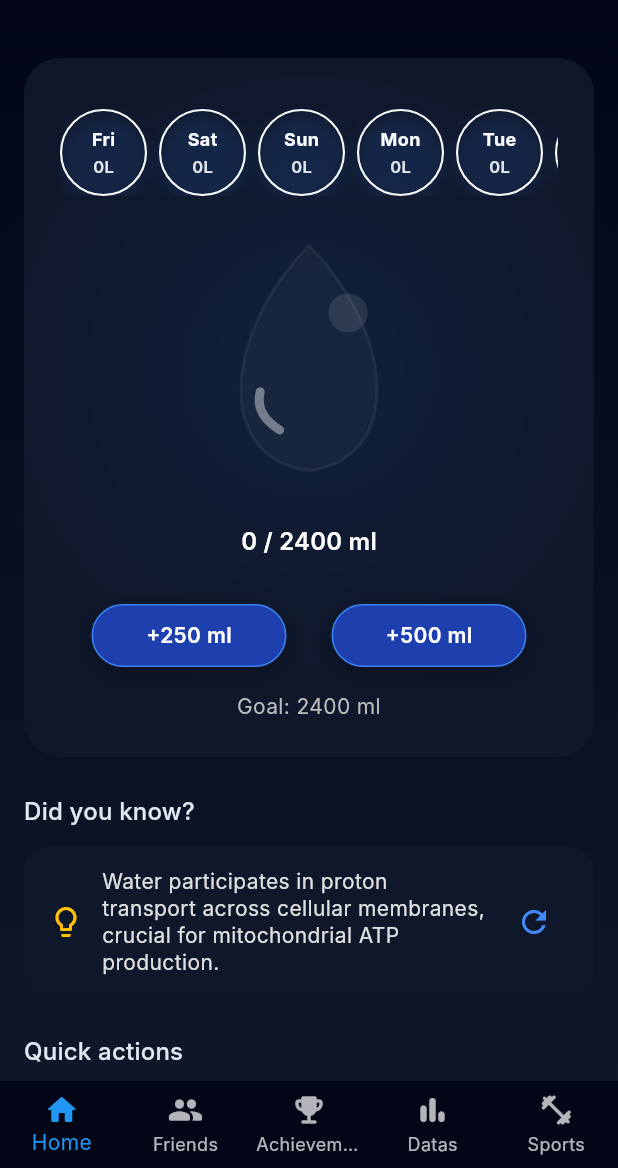
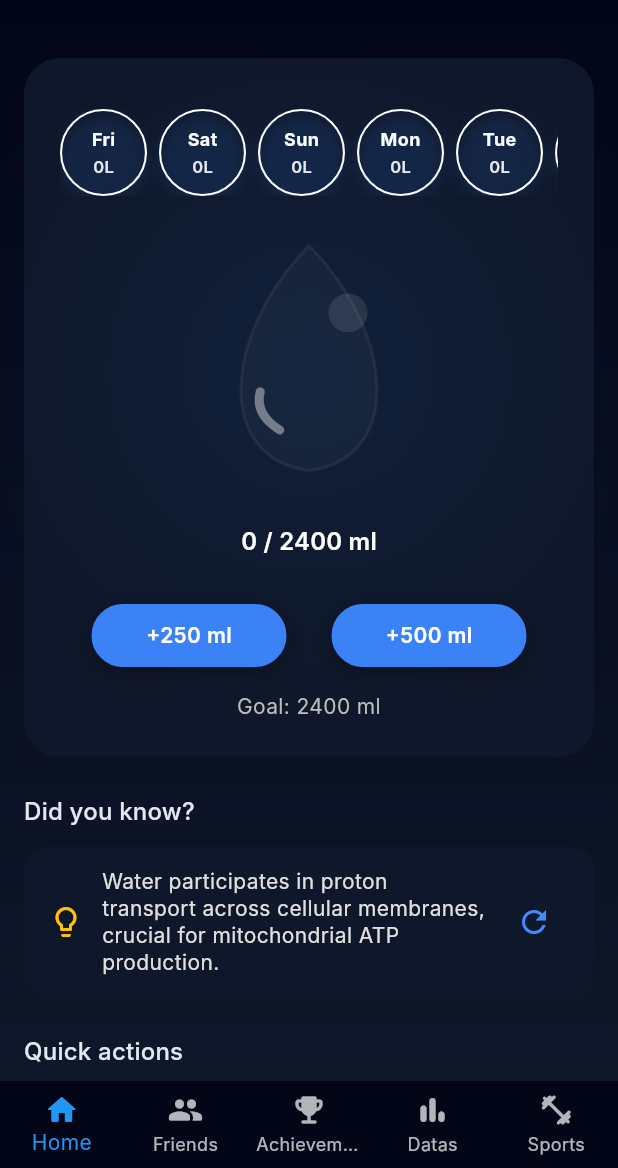
Before and after one commit to Yigtwxx/WaterPulse, a Flutter app: the HomeScreen screen opened by its route, on a phone screen of 412 x 824 dp, the part 68-1236 px from its top. Run offline on Flutter 3.47's test engine with Material 3 defaults, Android fonts, the phone set to English and light mode, and no system bars; our stand-ins replace dio, flutter_local_notifications, flutter_riverpod, go_router, shared_preferences, timezone; missing offline and left inert: window_size; accounts and stored records are empty; network calls fail; Roboto replaces fonts that are missing (Inter); statements that could not run were skipped.

```diff
--- a/frontend/lib/features/home/widgets/amount_button.dart
+++ b/frontend/lib/features/home/widgets/amount_button.dart
@@ -34,16 +34,18 @@ class _AmountButtonState extends State<AmountButton> {
     // Text: BlueAccent
     // Border: Neon/Blue
 
+    final primary = Theme.of(context).primaryColor;
+
     final Color bgColor = enabled
-        ? (isDark ? const Color(0xFF1E40AF) : Colors.white) // Darker Blue in Dark Mode
+        ? (isDark ? primary : Colors.white)
         : (isDark ? Colors.grey[800]! : Colors.grey[200]!);
 
     final Color borderColor = enabled
-        ? (isDark ? const Color(0xFF3B82F6) : AppTheme.neonColor)
+        ? primary
         : Colors.grey;
 
     final Color textColor = enabled
-        ? (isDark ? Colors.white : Colors.blueAccent)
+        ? (isDark ? Colors.white : primary)
         : Colors.grey;
 
     return AnimatedScale(
```
